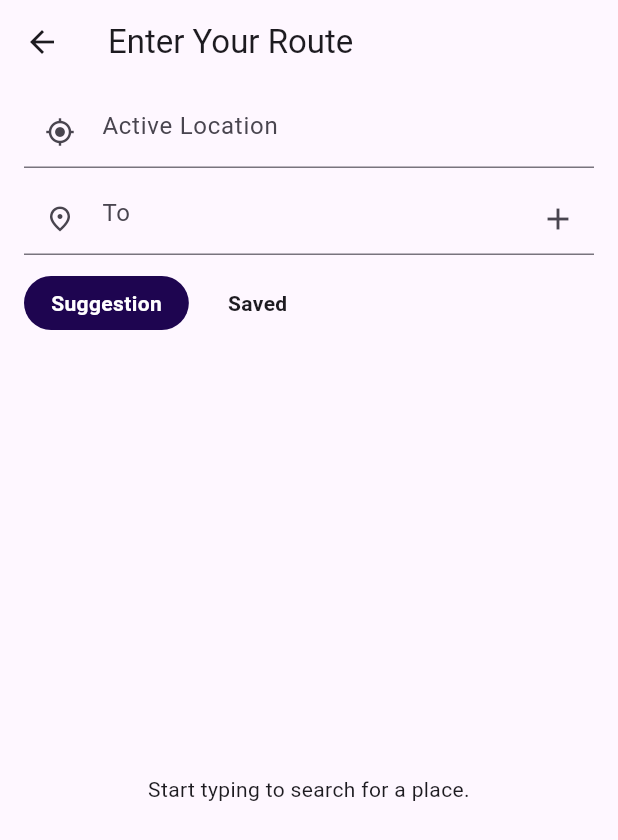
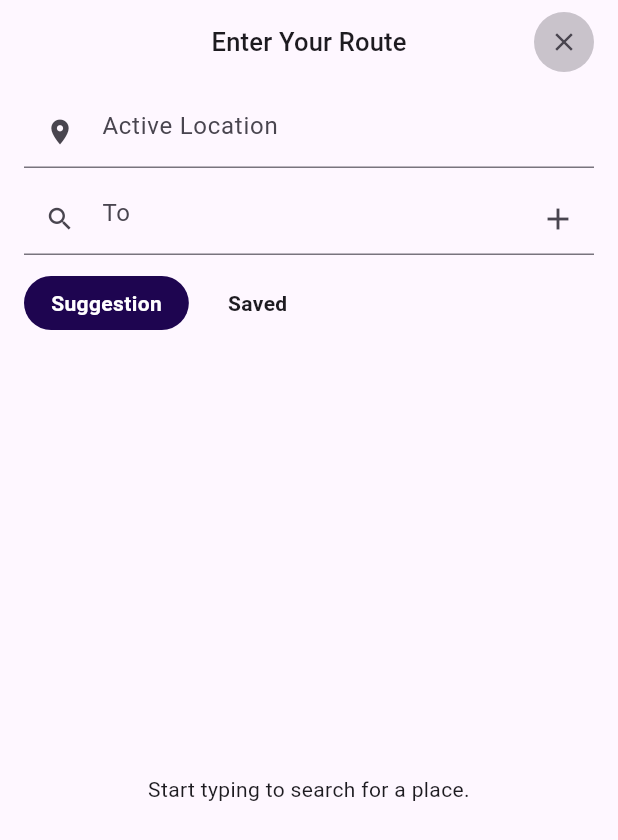
Before and after one commit to fromearth03/hoppin-rider-mobile-app, a Flutter app: the RouteEntryScreen screen opened directly, on a phone screen of 412 x 824 dp. Shown: the top 840 px of the screen. Run offline on Flutter 3.47's test engine with Material 3 defaults, Android fonts, the phone set to English and light mode, and no system bars; our stand-ins replace device_info_plus, dio, flutter_riverpod, flutter_secure_storage, flutter_svg, go_router and 1 more; accounts and stored records are empty.

Commit message:
fix: match the route entry header and field icons to the design
Comparing against Enter Your Route.png:

- the header was a standard app bar with a left-aligned title and a back
  arrow; the design centres the title and closes with an X, because the
  rider is dismissing a panel over the map rather than navigating up
- the pickup field used a crosshair where the design draws a filled map pin
- the destination field used a place marker where the design draws a
  magnifier

The Suggestion/Saved pills and the multi-stop + button already matched.

```diff
--- a/app/lib/features/booking/presentation/route_entry_screen.dart
+++ b/app/lib/features/booking/presentation/route_entry_screen.dart
@@ -136,7 +136,30 @@ class _RouteEntryScreenState extends ConsumerState<RouteEntryScreen> {
         : _results;
 
     return Scaffold(
-      appBar: AppBar(title: const Text('Enter Your Route')),
+      // The design presents this as a sheet sitting over the map, with the
+      // title centred and a close button rather than a back arrow — the rider
+      // is dismissing a panel, not navigating up a stack.
+      appBar: AppBar(
+        automaticallyImplyLeading: false,
+        centerTitle: true,
+        title: Text(
+          'Enter Your Route',
+          style: theme.textTheme.titleMedium?.copyWith(fontSize: 17),
+        ),
+        actions: [
+          Padding(
+            padding: const EdgeInsets.only(right: 12),
+            child: IconButton(
+              onPressed: () => Navigator.of(context).maybePop(),
+              icon: const Icon(Icons.close, size: 20),
+              style: IconButton.styleFrom(
+                backgroundColor: theme.dividerColor.withValues(alpha: 0.4),
+              ),
+              tooltip: 'Close',
+            ),
+          ),
+        ],
+      ),
       body: Column(
         children: [
           Padding(
@@ -146,7 +169,7 @@ class _RouteEntryScreenState extends ConsumerState<RouteEntryScreen> {
                 _Field(
                   controller: _pickup,
                   hint: 'Active Location',
-                  icon: Icons.my_location,
+                  icon: Icons.location_on,
                   onTap: () => setState(() => _activeField = 0),
                   onChanged: _onChanged,
                 ),
@@ -165,7 +188,7 @@ class _RouteEntryScreenState extends ConsumerState<RouteEntryScreen> {
                 _Field(
                   controller: _dropoff,
                   hint: 'To',
-                  icon: Icons.place_outlined,
+                  icon: Icons.search,
                   onTap: () => setState(() => _activeField = 1),
                   onChanged: _onChanged,
                   // The design puts a + on the destination field. The cap is
```
